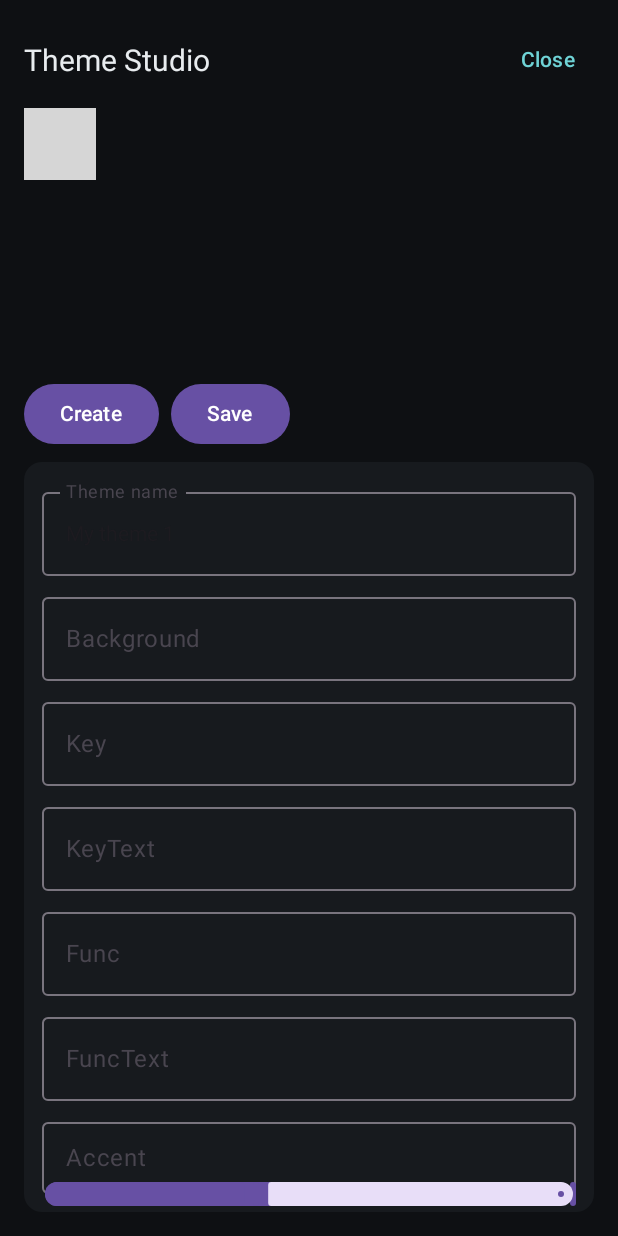
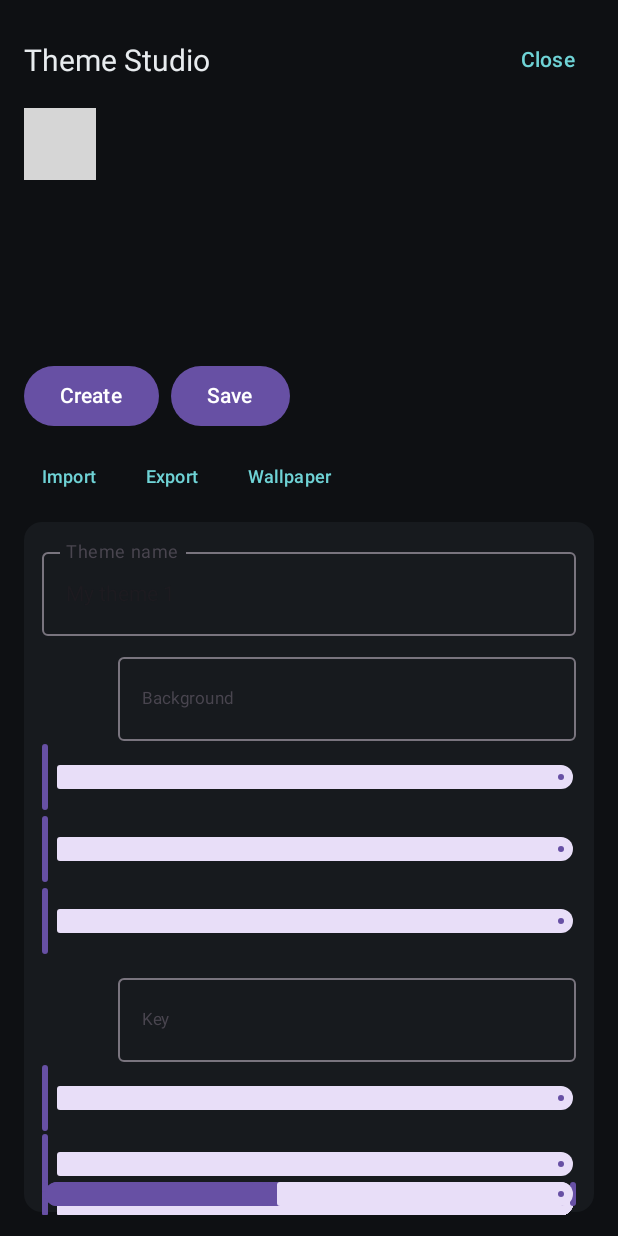
Before and after one commit to sufiyan-sabeel/genZ-keyboard, an Android app built with Jetpack Compose: the composable ThemeStudioScreen shown on its own in the app's theme, after a tap on "Create", on a phone screen of 412 x 824 dp. Run offline under Robolectric (Android 15) with nearby library versions, the phone set to English and light mode, and no system bars; libraries missing offline, so code that uses them is left out: coil.decode; pictures from the network do not load; 14 statements that could not run were skipped; grey boxes are pictures that could not be loaded.

Commit message:
feat(theme): complete Milestone 2 - navigation, persistence, SAF import/export, wallpapers, colour picker
The studio is now reachable from the theme editor page, applies themes to real preferences
(verified against the keys KeyboardPrefs actually reads), imports and exports theme JSON through
the Storage Access Framework with a replace prompt instead of a silent overwrite, and accepts
wallpapers only through SAF with type and size checks copied into app storage under a hashed
name.

Colour editing is a real picker: hex field plus hue/saturation/value sliders.

```diff
--- a/app/src/main/java/com/genz/keyboard/ThemeStudioScreen.kt
+++ b/app/src/main/java/com/genz/keyboard/ThemeStudioScreen.kt
@@ -1,5 +1,8 @@
 package com.genz.keyboard
 
+import android.net.Uri
+import androidx.activity.compose.rememberLauncherForActivityResult
+import androidx.activity.result.contract.ActivityResultContracts
 import androidx.compose.foundation.background
 import androidx.compose.foundation.layout.Arrangement
 import androidx.compose.foundation.layout.Box
@@ -13,7 +16,6 @@ import androidx.compose.foundation.lazy.items
 import androidx.compose.foundation.shape.RoundedCornerShape
 import androidx.compose.material3.AlertDialog
 import androidx.compose.material3.Button
-import androidx.compose.material3.MaterialTheme
 import androidx.compose.material3.OutlinedTextField
 import androidx.compose.material3.Slider
 import androidx.compose.material3.Text
@@ -33,12 +35,20 @@ import androidx.compose.ui.unit.dp
 import androidx.compose.ui.unit.sp
 import java.io.File
 
+/** Entry point used by the settings navigation. */
+@Composable
+internal fun StudioEntryButton(onOpen: () -> Unit) {
+    Button(onClick = onOpen, modifier = Modifier.fillMaxWidth().padding(vertical = 8.dp)) {
+        Text("Theme Studio")
+    }
+}
+
 /**
  * The Theme Studio.
  *
  * The preview is the production `KeyArea` driven by the production `rememberKeyPalette`, fed a
- * settings copy produced by [ThemeApply]. There is no second renderer and no separate preview
- * palette, so what the studio shows is what the keyboard draws.
+ * settings copy from [ThemeApply]. There is no second renderer, so the preview cannot drift from
+ * what the keyboard draws.
  */
 @Composable
 fun ThemeStudioScreen(onClose: () -> Unit = {}) {
@@ -50,10 +60,41 @@ fun ThemeStudioScreen(onClose: () -> Unit = {}) {
     var draft by remember { mutableStateOf<ThemeDoc?>(null) }
     var pendingDelete by remember { mutableStateOf<ThemeDoc?>(null) }
     var message by remember { mutableStateOf<String?>(null) }
+    var importedText by remember { mutableStateOf<String?>(null) }
 
     LaunchedEffect(Unit) { saved = store.list() }
+    fun refresh() { saved = store.list() }
 
-    fun refresh() { saved = store.list() }
+    val importTheme = rememberLauncherForActivityResult(ActivityResultContracts.OpenDocument()) { uri: Uri? ->
+        if (uri == null) return@rememberLauncherForActivityResult
+        val text = ThemeAssets.readTheme(context, uri)
+        if (text == null) { message = "Could not read that file"; return@rememberLauncherForActivityResult }
+        when (val v = ThemeCodec.decode(text)) {
+            is ThemeValidation.Ok -> {
+                if (store.exists(v.doc.id)) {
+                    importedText = text          // ask before overwriting
+                    message = "\"${v.doc.name}\" already exists"
+                } else {
+                    store.save(v.doc); draft = v.doc; refresh(); message = "Imported \"${v.doc.name}\""
+                }
+            }
+            is ThemeValidation.Invalid -> message = "Not a valid theme: ${v.reason}"
+        }
+    }
+
+    val exportTheme = rememberLauncherForActivityResult(ActivityResultContracts.CreateDocument("application/json")) { uri: Uri? ->
+        val d = draft ?: return@rememberLauncherForActivityResult
+        if (uri == null) return@rememberLauncherForActivityResult
+        message = if (ThemeAssets.writeTheme(context, uri, ThemeCodec.encode(d))) "Exported \"${d.name}\"" else "Export failed"
+    }
+
+    val pickWallpaper = rememberLauncherForActivityResult(ActivityResultContracts.OpenDocument()) { uri: Uri? ->
+        val d = draft ?: return@rememberLauncherForActivityResult
+        if (uri == null) return@rememberLauncherForActivityResult
+        val name = ThemeAssets.importWallpaper(context, uri)
+        if (name == null) message = "That image could not be used (too large or not an image)"
+        else { draft = d.copy(wallpaper = name); message = "Wallpaper added" }
+    }
 
     Column(Modifier.fillMaxWidth().background(Color(0xFF0E1013)).padding(16.dp)) {
         Row(Modifier.fillMaxWidth(), horizontalArrangement = Arrangement.SpaceBetween, verticalAlignment = Alignment.CenterVertically) {
@@ -61,42 +102,58 @@ fun ThemeStudioScreen(onClose: () -> Unit = {}) {
             TextButton(onClick = onClose) { Text("Close", color = Color(0xFF6FD3D6)) }
         }
 
-        ThemePreview(draft, base, Modifier.fillMaxWidth().height(180.dp).padding(vertical = 8.dp))
-
+        ThemePreview(draft, base, Modifier.fillMaxWidth().height(170.dp).padding(vertical = 8.dp))
         message?.let { Text(it, color = Color(0xFF6FD3D6), fontSize = 12.sp, modifier = Modifier.padding(bottom = 6.dp)) }
 
-        Row(horizontalArrangement = Arrangement.spacedBy(8.dp), modifier = Modifier.fillMaxWidth().padding(vertical = 8.dp)) {
-            Button(onClick = {
-                val name = "My theme " + (saved.size + 1)
-                draft = ThemeApply.capture(name, "builtin.preset.windmill", base)
-            }) { Text("Create") }
-            Button(onClick = {
-                draft?.let { d ->
-                    val ok = store.save(d)
-                    message = if (ok) "Saved \"${d.name}\"" else "Could not save"
-                    refresh()
-                }
-            }, enabled = draft != null) { Text("Save") }
+        Row(horizontalArrangement = Arrangement.spacedBy(8.dp), modifier = Modifier.fillMaxWidth().padding(vertical = 6.dp)) {
+            Button(onClick = { draft = ThemeApply.capture("My theme " + (saved.size + 1), "builtin.preset.windmill", base) }) { Text("Create") }
+            Button(enabled = draft != null, onClick = {
+                draft?.let { d -> message = if (store.save(d)) "Saved \"${d.name}\"" else "Could not save"; refresh() }
+            }) { Text("Save") }
+        }
+        Row(horizontalArrangement = Arrangement.spacedBy(8.dp), modifier = Modifier.fillMaxWidth().padding(bottom = 6.dp)) {
+            TextButton(onClick = { importTheme.launch(arrayOf("application/json", "text/plain")) }) { Text("Import", color = Color(0xFF6FD3D6), fontSize = 12.sp) }
+            TextButton(enabled = draft != null, onClick = { exportTheme.launch((draft?.name ?: "theme") + ".json") }) { Text("Export", color = Color(0xFF6FD3D6), fontSize = 12.sp) }
+            TextButton(enabled = draft != null, onClick = { pickWallpaper.launch(arrayOf("image/*")) }) { Text("Wallpaper", color = Color(0xFF6FD3D6), fontSize = 12.sp) }
         }
 
-        draft?.let { d -> ThemeEditor(d, onChange = { draft = it }, onApply = { message = "Applied" }) }
+        draft?.let { d ->
+            ThemeEditor(d, onChange = { draft = it }, onApply = {
+                message = if (ThemeApply.applyAndPersist(context, d, base)) "Applied \"${d.name}\"" else "Could not apply"
+            }, onRemoveWallpaper = {
+                d.wallpaper?.let { ThemeAssets.deleteWallpaper(context, it) }
+                draft = d.copy(wallpaper = null)
+            })
+        }
 
-        Text("Saved themes", color = Color(0xFFB9C2C8), fontSize = 14.sp, modifier = Modifier.padding(top = 12.dp, bottom = 4.dp))
-        LazyColumn(Modifier.fillMaxWidth().height(200.dp)) {
+        Text("Saved themes", color = Color(0xFFB9C2C8), fontSize = 14.sp, modifier = Modifier.padding(top = 10.dp, bottom = 4.dp))
+        LazyColumn(Modifier.fillMaxWidth().height(170.dp)) {
             items(saved) { doc ->
-                Row(Modifier.fillMaxWidth().padding(vertical = 4.dp), horizontalArrangement = Arrangement.SpaceBetween, verticalAlignment = Alignment.CenterVertically) {
+                Row(Modifier.fillMaxWidth().padding(vertical = 3.dp), horizontalArrangement = Arrangement.SpaceBetween, verticalAlignment = Alignment.CenterVertically) {
                     Text(doc.name, color = Color(0xFFE8ECEF), fontSize = 14.sp)
-                    Row(horizontalArrangement = Arrangement.spacedBy(4.dp)) {
+                    Row(horizontalArrangement = Arrangement.spacedBy(2.dp)) {
                         TextButton(onClick = { draft = doc }) { Text("Edit", color = Color(0xFF6FD3D6), fontSize = 12.sp) }
-                        TextButton(onClick = {
-                            store.duplicate(doc.id, doc.name + " copy")?.let { draft = it }
-                            refresh()
-                        }) { Text("Duplicate", color = Color(0xFF6FD3D6), fontSize = 12.sp) }
+                        TextButton(onClick = { store.duplicate(doc.id, doc.name + " copy")?.let { draft = it }; refresh() }) { Text("Copy", color = Color(0xFF6FD3D6), fontSize = 12.sp) }
                         TextButton(onClick = { pendingDelete = doc }) { Text("Delete", color = Color(0xFFD67A7A), fontSize = 12.sp) }
                     }
                 }
             }
         }
+    }
+
+    importedText?.let { text ->
+        AlertDialog(
+            onDismissRequest = { importedText = null },
+            title = { Text("Replace existing theme?") },
+            text = { Text("A theme with this id already exists. Replace it?") },
+            confirmButton = {
+                TextButton(onClick = {
+                    (ThemeCodec.decode(text) as? ThemeValidation.Ok)?.doc?.let { store.save(it); draft = it; refresh(); message = "Replaced" }
+                    importedText = null
+                }) { Text("Replace") }
+            },
+            dismissButton = { TextButton(onClick = { importedText = null }) { Text("Cancel") } }
+        )
     }
 
     pendingDelete?.let { doc ->
@@ -105,12 +162,7 @@ fun ThemeStudioScreen(onClose: () -> Unit = {}) {
             title = { Text("Delete theme?") },
             text = { Text("\"${doc.name}\" will be removed. This cannot be undone.") },
             confirmButton = {
-                TextButton(onClick = {
-                    store.delete(doc.id)
-                    if (draft?.id == doc.id) draft = null
-                    pendingDelete = null
-                    refresh()
-                }) { Text("Delete") }
+                TextButton(onClick = { store.delete(doc.id); if (draft?.id == doc.id) draft = null; pendingDelete = null; refresh() }) { Text("Delete") }
             },
             dismissButton = { TextButton(onClick = { pendingDelete = null }) { Text("Cancel") } }
         )
@@ -118,61 +170,82 @@ fun ThemeStudioScreen(onClose: () -> Unit = {}) {
 }
 
 @Composable
-private fun ThemeEditor(doc: ThemeDoc, onChange: (ThemeDoc) -> Unit, onApply: (ThemeDoc) -> Unit) {
+private fun ThemeEditor(doc: ThemeDoc, onChange: (ThemeDoc) -> Unit, onApply: (ThemeDoc) -> Unit, onRemoveWallpaper: () -> Unit) {
     var name by remember(doc.id) { mutableStateOf(doc.name) }
     Column(Modifier.fillMaxWidth().background(Color(0xFF171A1E), RoundedCornerShape(12.dp)).padding(12.dp)) {
-        OutlinedTextField(
-            value = name,
-            onValueChange = {
-                name = it
-                onChange(doc.copy(id = doc.id, name = it))
-            },
-            label = { Text("Theme name") },
-            singleLine = true,
-            modifier = Modifier.fillMaxWidth()
+        OutlinedTextField(name, onValueChange = { name = it; onChange(doc.copy(name = it)) }, label = { Text("Theme name") }, singleLine = true, modifier = Modifier.fillMaxWidth())
+        ThemeApply.COLOR_KEYS.forEach { key -> ColorRow(key, doc, onChange) }
+        Text("Key opacity", color = Color(0xFFB9C2C8), fontSize = 12.sp, modifier = Modifier.padding(top = 6.dp))
+        Slider(
+            value = ThemeApply.float(doc, ThemeApply.KEY_OPACITY, 1f),
+            onValueChange = { v -> val ov = doc.overrides.toMutableMap(); ov[ThemeApply.KEY_OPACITY] = v.toString(); onChange(doc.copy(overrides = ov)) },
+            valueRange = 0.2f..1f
         )
-        ThemeApply.COLOR_KEYS.forEach { key ->
-            var text by remember(doc.id, key) { mutableStateOf(doc.overrides[key] ?: "") }
+        Text("Corner radius", color = Color(0xFFB9C2C8), fontSize = 12.sp)
+        Slider(
+            value = ThemeApply.float(doc, ThemeApply.CORNER_RADIUS, 16f).coerceIn(6f, 30f),
+            onValueChange = { v -> val ov = doc.overrides.toMutableMap(); ov[ThemeApply.CORNER_RADIUS] = v.toString(); onChange(doc.copy(overrides = ov)) },
+            valueRange = 6f..30f
+        )
+        doc.wallpaper?.let { w ->
+            Row(Modifier.fillMaxWidth().padding(top = 6.dp), horizontalArrangement = Arrangement.SpaceBetween) {
+                Text(w, color = Color(0xFFB9C2C8), fontSize = 11.sp)
+                TextButton(onClick = onRemoveWallpaper) { Text("Remove", color = Color(0xFFD67A7A), fontSize = 11.sp) }
+            }
+        }
+        Button(onClick = { onApply(doc) }, modifier = Modifier.fillMaxWidth().padding(top = 8.dp)) { Text("Apply to keyboard") }
+    }
+}
+
+/** A hex field plus HSV sliders — a real picker, not a text box. */
+@Composable
+private fun ColorRow(key: String, doc: ThemeDoc, onChange: (ThemeDoc) -> Unit) {
+    val current = ThemeApply.color(doc, key)
+    var text by remember(doc.id, key, current) { mutableStateOf(current?.let { ThemeApply.formatColor(it) } ?: "") }
+    val rgb = current?.let { Color(it) } ?: Color.Transparent
+    val hsv = remember(current) { FloatArray(3).also { android.graphics.Color.colorToHSV(current ?: 0xFF000000.toInt(), it) } }
+
+    fun set(v: Int) {
+        val ov = doc.overrides.toMutableMap()
+        ov[key] = ThemeApply.formatColor(v)
+        onChange(doc.copy(overrides = ov))
+    }
+
+    Column(Modifier.fillMaxWidth().padding(top = 6.dp)) {
+        Row(verticalAlignment = Alignment.CenterVertically, horizontalArrangement = Arrangement.spacedBy(8.dp)) {
+            Box(Modifier.height(22.dp).fillMaxWidth(0.12f).background(rgb, RoundedCornerShape(6.dp)))
             OutlinedTextField(
                 value = text,
                 onValueChange = { v ->
                     text = v
-                    val ov = doc.overrides.toMutableMap()
-                    if (ThemeApply.parseColor(v) != null) ov[key] = v else ov.remove(key)
-                    onChange(doc.copy(overrides = ov))
+                    val parsed = ThemeApply.parseColor(v)
+                    if (parsed != null) set(parsed) else {
+                        val ov = doc.overrides.toMutableMap(); ov.remove(key); onChange(doc.copy(overrides = ov))
+                    }
                 },
-                label = { Text(key.removePrefix("color")) },
+                label = { Text(key.removePrefix("color"), fontSize = 11.sp) },
                 singleLine = true,
-                modifier = Modifier.fillMaxWidth().padding(top = 6.dp)
+                modifier = Modifier.fillMaxWidth()
             )
         }
-        Text("Key opacity", color = Color(0xFFB9C2C8), fontSize = 12.sp, modifier = Modifier.padding(top = 8.dp))
         Slider(
-            value = ThemeApply.float(doc, ThemeApply.KEY_OPACITY, 1f),
-            onValueChange = { v ->
-                val ov = doc.overrides.toMutableMap()
-                ov[ThemeApply.KEY_OPACITY] = v.toString()
-                onChange(doc.copy(overrides = ov))
-            },
-            valueRange = 0.2f..1f
+            value = hsv[0],
+            onValueChange = { h -> val out = FloatArray(3); android.graphics.Color.colorToHSV(current ?: 0xFF000000.toInt(), out); out[0] = h; set(android.graphics.Color.HSVToColor(out)) },
+            valueRange = 0f..360f
         )
-        Text("Corner radius", color = Color(0xFFB9C2C8), fontSize = 12.sp)
         Slider(
-            value = ThemeApply.float(doc, ThemeApply.CORNER_RADIUS, 16f),
-            onValueChange = { v ->
-                val ov = doc.overrides.toMutableMap()
-                ov[ThemeApply.CORNER_RADIUS] = v.toString()
-                onChange(doc.copy(overrides = ov))
-            },
-            valueRange = 0f..40f
+            value = hsv[1],
+            onValueChange = { s -> val out = FloatArray(3); android.graphics.Color.colorToHSV(current ?: 0xFF000000.toInt(), out); out[1] = s; set(android.graphics.Color.HSVToColor(out)) },
+            valueRange = 0f..1f
         )
-        TextButton(onClick = { onApply(doc) }) { Text("Apply to keyboard", color = Color(0xFF6FD3D6)) }
+        Slider(
+            value = hsv[2],
+            onValueChange = { v -> val out = FloatArray(3); android.graphics.Color.colorToHSV(current ?: 0xFF000000.toInt(), out); out[2] = v; set(android.graphics.Color.HSVToColor(out)) },
+            valueRange = 0f..1f
+        )
     }
 }
 
-/**
- * Live preview: the production key grid, rendered from the draft theme.
- */
 @Composable
 private fun ThemePreview(doc: ThemeDoc?, base: KeyboardSettings, modifier: Modifier) {
     val settings = remember(doc, base) { doc?.let { ThemeApply.applyTo(it, base) } ?: base }
@@ -182,15 +255,6 @@ private fun ThemePreview(doc: ThemeDoc?, base: KeyboardSettings, modifier: Modif
     val layer = remember { CoordsHolder() }
     val glide = remember { GlideController() }
     Box(modifier) {
-        KeyArea(
-            state = state,
-            actions = PreviewActions,
-            settings = settings,
-            palette = palette,
-            font = FontFamily.Default,
-            popup = popup,
-            layer = layer,
-            glide = glide
-        )
+        KeyArea(state, PreviewActions, settings, palette, FontFamily.Default, popup, layer, glide)
     }
 }
```
Also changed, not shown: app/src/main/java/com/genz/keyboard/MainActivity.kt (+11 -1 lines), app/src/main/java/com/genz/keyboard/ThemeApply.kt (+28 -0 lines), app/src/main/java/com/genz/keyboard/ThemeAssets.kt (added, +106 -0 lines), 1 other file.
